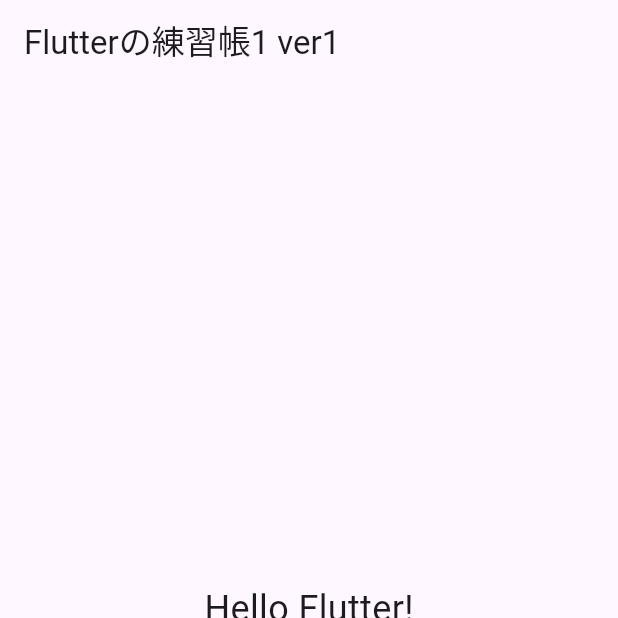
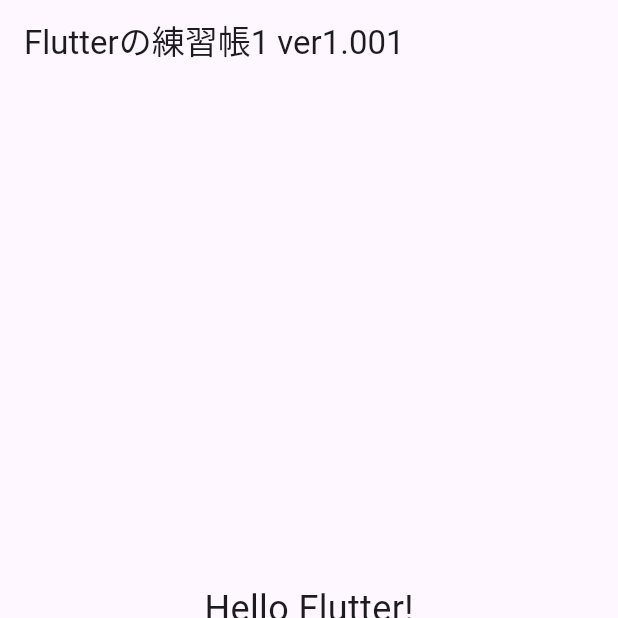
Before and after one commit to bcmhzt/bcmhzt_flutter_sandbox, a Flutter app: the screen it shows after launch, on a phone screen of 412 x 824 dp, the top half of it. Run offline on Flutter 3.47's test engine with Material 3 defaults, Android fonts, the light colour scheme and no system bars.

Commit message:
deploy test

```diff
--- a/lib/main.dart
+++ b/lib/main.dart
@@ -24,7 +24,7 @@ class FirstPage extends StatelessWidget {
   @override
   Widget build(BuildContext context) {
     return Scaffold(
-      appBar: AppBar(title: const Text('Flutterの練習帳1 ver1')),
+      appBar: AppBar(title: const Text('Flutterの練習帳1 ver1.001')),
       body: Center(
         child: Column(
           mainAxisAlignment: MainAxisAlignment.center,
```
Also changed, not shown: 1 other file.
